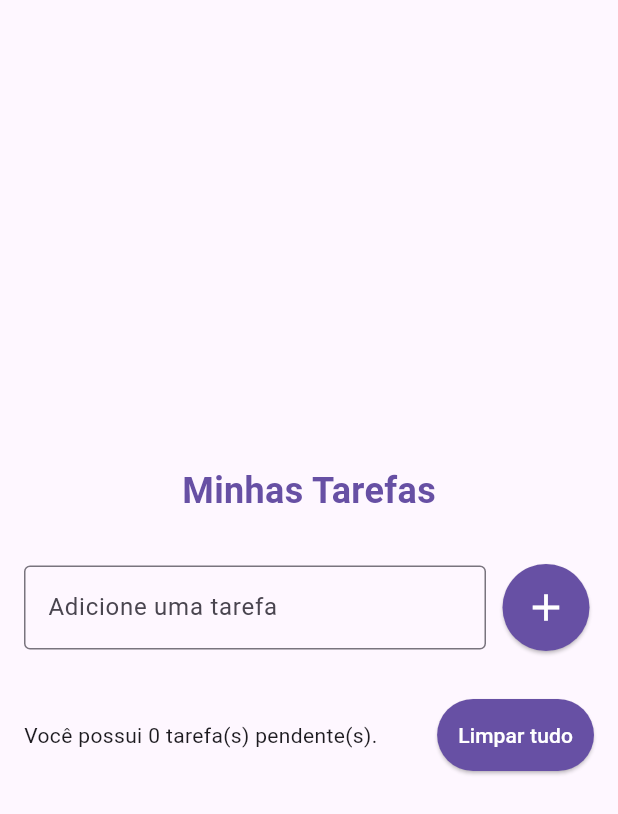
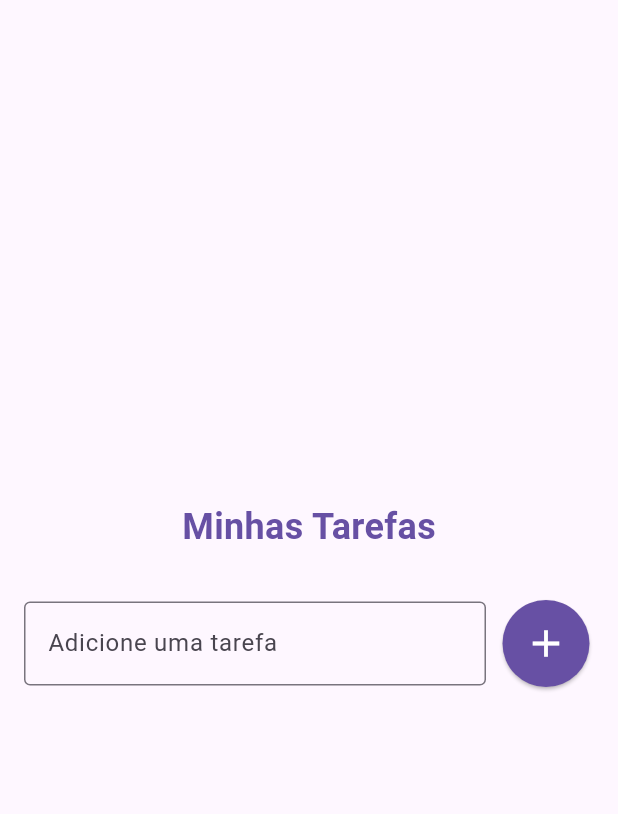
Before and after one commit to Lramosdlima/flutter-startto-dev, a Flutter app: the screen it shows after launch, on a phone screen of 412 x 824 dp. Shown: the top 814 px of the screen. Run offline on Flutter 3.47's test engine with Material 3 defaults, Android fonts, the phone set to English and light mode, and no system bars; our stand-ins replace flutter_slidable.

Commit message:
refactor: :recycle: hide clear button when tasks is empty

```diff
--- a/todo_list/lib/pages/todo_list.dart
+++ b/todo_list/lib/pages/todo_list.dart
@@ -76,7 +76,9 @@ class _TodoListPageState extends State<TodoListPage> {
                 ),
               ),
               const SizedBox(height: 16),
-              Row(
+              tasks.isEmpty
+                  ? const SizedBox()
+                  : Row(
                       children: [
                         Expanded(
                             child: Text(
```
Lines whose indentation alone changed are shown as unchanged.
